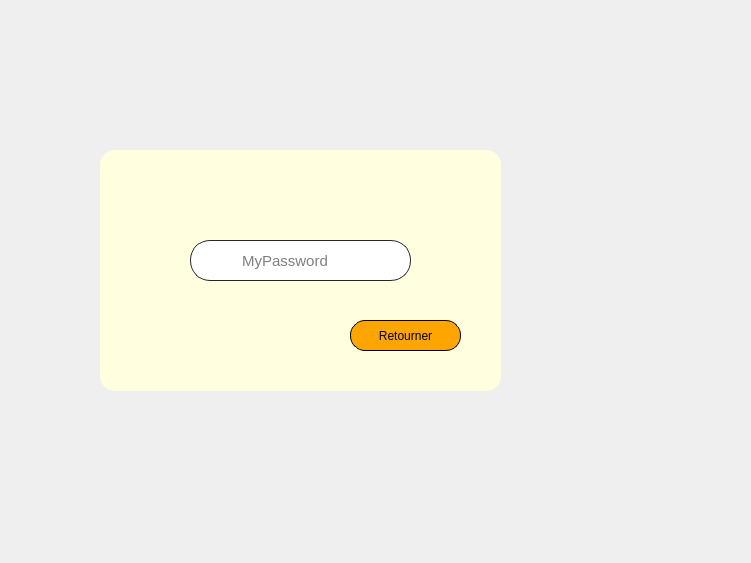
codeyass/smart_radio_2A36, file dialog.ui: the form before one commit.
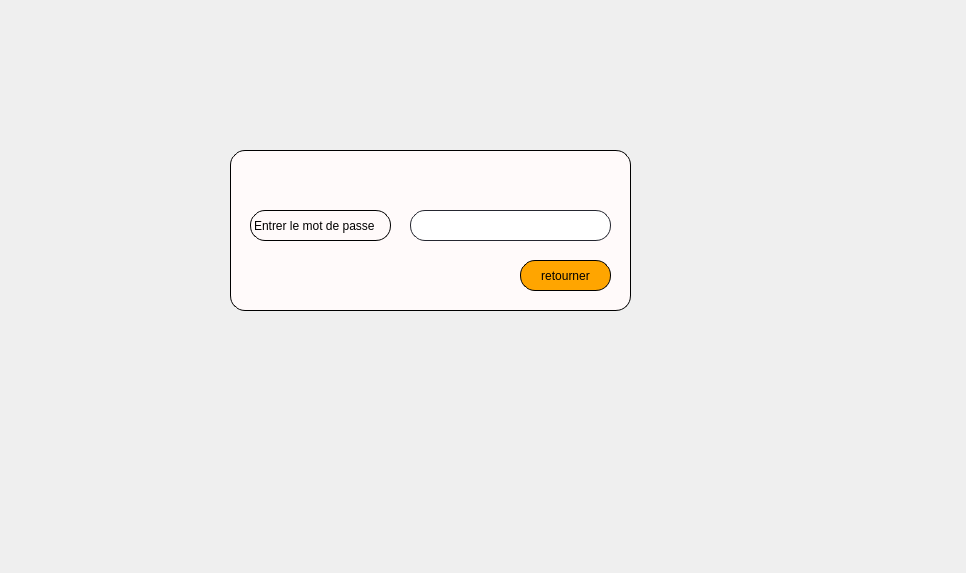
The form after the commit.

Patch:
```diff
--- a/dialog.ui
+++ b/dialog.ui
@@ -6,8 +6,8 @@
    <rect>
     <x>0</x>
     <y>0</y>
-    <width>751</width>
-    <height>563</height>
+    <width>966</width>
+    <height>573</height>
    </rect>
   </property>
   <property name="windowTitle">
@@ -16,82 +16,34 @@
   <widget class="QLabel" name="label">
    <property name="geometry">
     <rect>
-     <x>100</x>
+     <x>230</x>
      <y>150</y>
      <width>401</width>
-     <height>241</height>
+     <height>161</height>
     </rect>
    </property>
    <property name="styleSheet">
-    <string notr="true">background-color:		lightyellow;
+    <string notr="true">background-color:snow;
 border-radius:15px;
-border :1px;
-</string>
+border:0.5px solid;</string>
    </property>
    <property name="text">
     <string/>
    </property>
   </widget>
-  <widget class="QPushButton" name="retourner">
-   <property name="geometry">
-    <rect>
-     <x>350</x>
-     <y>320</y>
-     <width>111</width>
-     <height>31</height>
-    </rect>
-   </property>
-   <property name="styleSheet">
-    <string notr="true">QPushButton{
-        border-radius: 15px;
-		border:0.5px solid;
-
-}
-
-QPushButton:enabled {
-		background-color: orange;
-		
-}
-
-QPushButton:pressed {
-		background-color: gold;
-	border:2px solid;
-		
-}
-
-
-QPushButton:hover:!pressed {
-		background-color: gold;
-		
-}
-
-QPushButton:disabled {
-		background-color: gold;
-		
-}</string>
-   </property>
-   <property name="text">
-    <string>Retourner</string>
-   </property>
-  </widget>
   <widget class="QLineEdit" name="lineEditMDP">
    <property name="geometry">
     <rect>
-     <x>190</x>
-     <y>240</y>
-     <width>221</width>
-     <height>41</height>
+     <x>410</x>
+     <y>210</y>
+     <width>201</width>
+     <height>31</height>
     </rect>
    </property>
-   <property name="font">
-    <font>
-     <pointsize>11</pointsize>
-    </font>
-   </property>
    <property name="styleSheet">
     <string notr="true">QLineEdit {
 border: 0.5px solid rgb(37,39,48);
-border-radius: 20px;
+border-radius: 15px;
 padding-left:20px;
 padding-right:20px;
 background-color:white;
@@ -112,8 +64,69 @@
    <property name="echoMode">
     <enum>QLineEdit::Password</enum>
    </property>
-   <property name="placeholderText">
-    <string>       MyPassword</string>
+  </widget>
+  <widget class="QLabel" name="label_2">
+   <property name="geometry">
+    <rect>
+     <x>250</x>
+     <y>210</y>
+     <width>141</width>
+     <height>31</height>
+    </rect>
+   </property>
+   <property name="styleSheet">
+    <string notr="true">
+border-radius:15px;
+border:0.5px solid;</string>
+   </property>
+   <property name="text">
+    <string>Entrer le mot de passe</string>
+   </property>
+  </widget>
+  <widget class="QPushButton" name="retourner">
+   <property name="geometry">
+    <rect>
+     <x>520</x>
+     <y>260</y>
+     <width>91</width>
+     <height>31</height>
+    </rect>
+   </property>
+   <property name="cursor">
+    <cursorShape>OpenHandCursor</cursorShape>
+   </property>
+   <property name="styleSheet">
+    <string notr="true">
+
+QPushButton{
+        border-radius: 15px;
+		border:0.5px solid;
+
+}
+
+QPushButton:enabled {
+		background-color: orange;
+		
+}
+
+QPushButton:pressed {
+		background-color: gold;
+		
+}
+
+
+QPushButton:hover:!pressed {
+		background-color: gold;
+		
+}
+
+QPushButton:disabled {
+		background-color: gold;
+		
+}</string>
+   </property>
+   <property name="text">
+    <string>retourner</string>
    </property>
   </widget>
  </widget>
```
Left out of the diff: 4 changed lines with no effect on the pictures.
